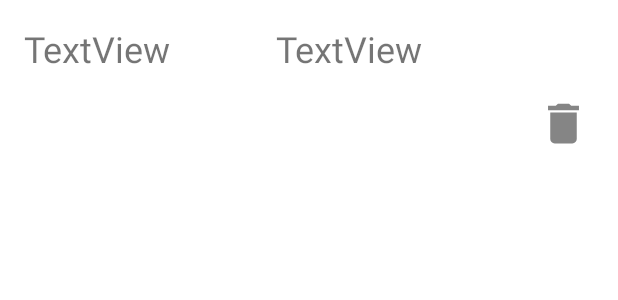
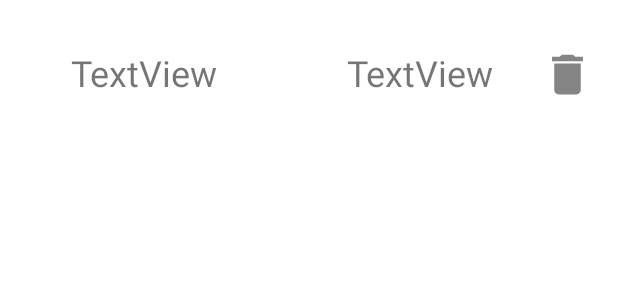
Before and after one commit to OzolsUgis/Android_Kursi_2020_LVL1, an Android app: the layout friend_list_item.xml on its own in the app's theme, with its tools: preview values and no code run, on a phone screen of 412 x 824 dp. Shown: the top 300 px of the screen. Run offline under Robolectric (Android 15) with nearby library versions, the phone set to English and light mode, and no system bars.

Commit message:
Can't find setter bug fixed

```diff
--- a/FriendsList/app/src/main/java/com/example/friendslist/data/entities/FriendsList.kt
+++ b/FriendsList/app/src/main/java/com/example/friendslist/data/entities/FriendsList.kt
@@ -13,6 +13,6 @@ data class FriendsList(
     val number : Int
 ){
     @PrimaryKey(autoGenerate = true)
-    val id: Int? = null
+    var id: Int? = null
 
 }
--- a/FriendsList/app/src/main/java/com/example/friendslist/ui/AddFriendDialog.kt
+++ b/FriendsList/app/src/main/java/com/example/friendslist/ui/AddFriendDialog.kt
@@ -4,12 +4,14 @@ import android.content.Context
 import android.os.Bundle
 import android.widget.Toast
 import androidx.appcompat.app.AppCompatDialog
+import com.example.friendslist.R
 import com.example.friendslist.data.entities.FriendsList
 import kotlinx.android.synthetic.main.friend_add_dialog.*
 
 class AddFriendDialog (context: Context, var dialogListener: DialogListener ) : AppCompatDialog(context) {
     override fun onCreate(savedInstanceState: Bundle?) {
         super.onCreate(savedInstanceState)
+        setContentView(R.layout.friend_add_dialog)
 
         tvAdd.setOnClickListener{
             val name = etFriendsName.text.toString()
--- a/FriendsList/app/src/main/res/layout/friend_add_dialog.xml
+++ b/FriendsList/app/src/main/res/layout/friend_add_dialog.xml
@@ -10,7 +10,6 @@
         android:id="@+id/tvTitle"
         android:layout_width="wrap_content"
         android:layout_height="wrap_content"
-        android:layout_marginTop="16dp"
         android:textSize="20sp"
         android:text="Add new Friend to the list"
         app:layout_constraintEnd_toEndOf="parent"
--- a/FriendsList/app/src/main/res/layout/friend_list_item.xml
+++ b/FriendsList/app/src/main/res/layout/friend_list_item.xml
@@ -2,7 +2,8 @@
 <androidx.constraintlayout.widget.ConstraintLayout xmlns:android="http://schemas.android.com/apk/res/android"
     xmlns:app="http://schemas.android.com/apk/res-auto"
     xmlns:tools="http://schemas.android.com/tools"
-    android:layout_width="wrap_content"
+    android:layout_width="match_parent"
+    android:layout_margin="16dp"
     android:layout_height="wrap_content">
 
     <TextView
@@ -20,13 +21,13 @@
 
     <TextView
         android:id="@+id/tvFriendsNumber"
-        android:layout_width="209dp"
-        android:layout_height="wrap_content"
+        android:layout_width="wrap_content"
+        android:layout_height="35dp"
         android:layout_marginTop="16dp"
         android:layout_marginEnd="16dp"
+        android:text="TextView"
         android:textSize="24sp"
-        android:text="TextView"
-        app:layout_constraintEnd_toEndOf="parent"
+        app:layout_constraintEnd_toStartOf="@+id/ivDelete"
         app:layout_constraintStart_toEndOf="@+id/tvFriendsName"
         app:layout_constraintTop_toTopOf="parent" />
 
@@ -35,11 +36,9 @@
         android:layout_width="35dp"
         android:layout_height="35dp"
         android:layout_marginTop="16dp"
-        android:layout_marginEnd="16dp"
-        android:layout_marginBottom="16dp"
         android:src="@drawable/ic_delete"
         app:layout_constraintBottom_toBottomOf="parent"
         app:layout_constraintEnd_toEndOf="parent"
-        app:layout_constraintTop_toBottomOf="@+id/tvFriendsNumber" />
+        app:layout_constraintTop_toTopOf="parent" />
 
 </androidx.constraintlayout.widget.ConstraintLayout>
```
Also changed, not shown: FriendsList/app/build.gradle (+21 -9 lines).
